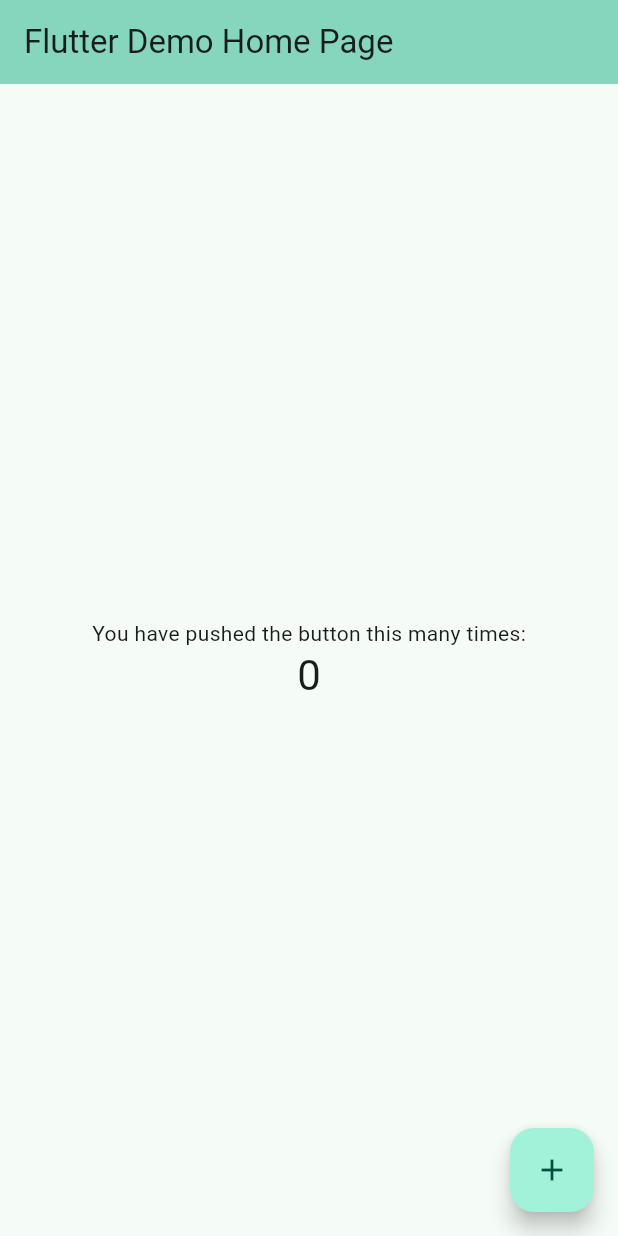
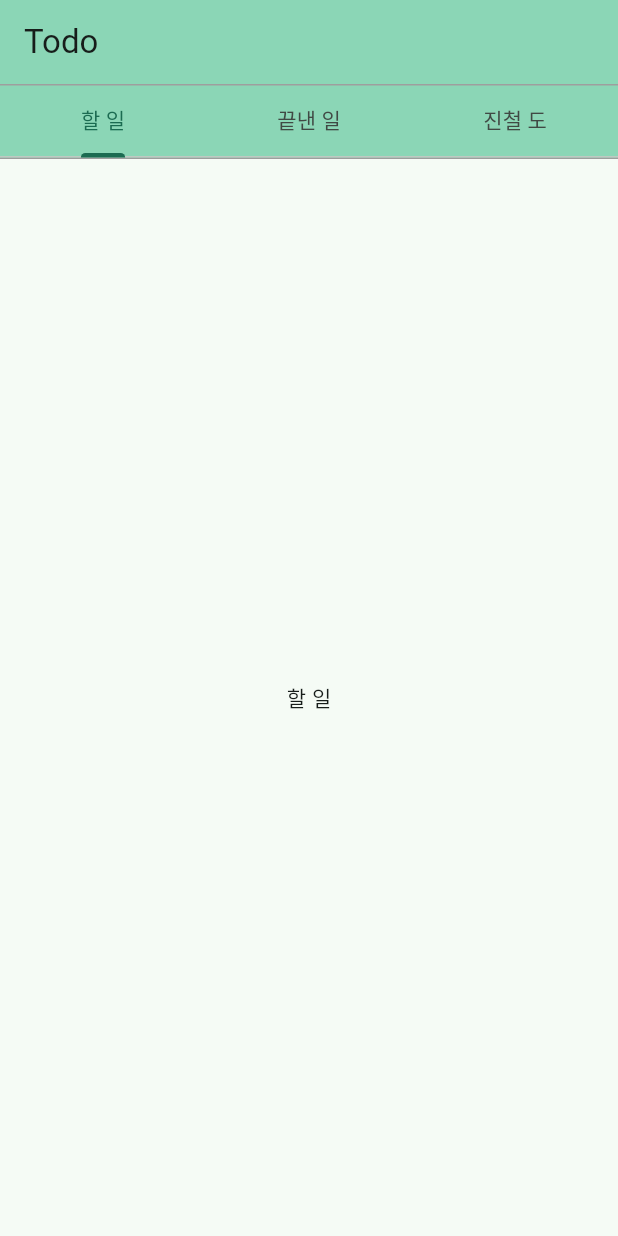
Before and after one commit to NFAP0221S/flutter_todo, a Flutter app: the screen it shows after launch, on a phone screen of 412 x 824 dp. Run offline on Flutter 3.47's test engine with Material 3 defaults, Android fonts, the phone set to English and light mode, and no system bars; our stand-ins replace firebase_core; accounts and stored records are empty.

Commit message:
기본 틀

```diff
--- a/todo-list/lib/app/app.dart
+++ b/todo-list/lib/app/app.dart
@@ -0,0 +1,18 @@
+import 'package:flutter/material.dart';
+// import '../ui/screens/todo_screen.dart';
+
+class MyApp extends StatelessWidget {
+  const MyApp({super.key});
+
+  @override
+  Widget build(BuildContext context) {
+    return MaterialApp(
+      title: 'Todo List App',
+      theme: ThemeData(
+        primarySwatch: Colors.blue,
+        visualDensity: VisualDensity.adaptivePlatformDensity,
+      ),
+      // home: TodoScreen(), // 처음 보여줄 화면
+    );
+  }
+}
--- a/todo-list/lib/main.dart
+++ b/todo-list/lib/main.dart
@@ -1,132 +1,33 @@
 import 'package:flutter/material.dart';
-// import 'package:firebase_core/firebase_core.dart';
-// import 'app/app.dart';
+import 'package:firebase_core/firebase_core.dart';
+import 'package:flutter_application_1/ui/screens/home/HomeScreen.dart';
+import 'firebase_options.dart';
+import 'app/app.dart';
 
 // void main() async {
-//   WidgetsFlutterBinding.ensureInitialized();
-//   await Firebase.initializeApp();
+//   // WidgetsFlutterBinding.ensureInitialized();
+//   await Firebase.initializeApp(
+//     options: DefaultFirebaseOptions.currentPlatform,
+//   );
 //   runApp(const MyApp());
 // }
-void main() {
-  runApp(const MyApp());
+
+void main () {
+  runApp(MyApp());
 }
 
 class MyApp extends StatelessWidget {
-  const MyApp({super.key});
 
-  // This widget is the root of your application.
   @override
   Widget build(BuildContext context) {
+
     return MaterialApp(
       title: 'Todo-list with flutter',
-      theme: ThemeData(
-        // This is the theme of your application.
-        //
-        // TRY THIS: Try running your application with "flutter run". You'll see
-        // the application has a purple toolbar. Then, without quitting the app,
-        // try changing the seedColor in the colorScheme below to Colors.green
-        // and then invoke "hot reload" (save your changes or press the "hot
-        // reload" button in a Flutter-supported IDE, or press "r" if you used
-        // the command line to start the app).
-        //
-        // Notice that the counter didn't reset back to zero; the application
-        // state is not lost during the reload. To reset the state, use hot
-        // restart instead.
-        //
-        // This works for code too, not just values: Most code changes can be
-        // tested with just a hot reload.
-        colorScheme: ColorScheme.fromSeed(seedColor: Color.fromRGBO(149, 157, 153, 1)),
+            theme: ThemeData(
+        colorScheme: ColorScheme.fromSeed(seedColor: Color.fromRGBO(87, 105, 96, 1)),
         useMaterial3: true,
       ),
-      home: const MyHomePage(title: 'Flutter Demo Home Page'),
+      home: const HomeScreen(title: 'Todo'),
     );
   }
 }
-
-class MyHomePage extends StatefulWidget {
-  const MyHomePage({super.key, required this.title});
-
-  // This widget is the home page of your application. It is stateful, meaning
-  // that it has a State object (defined below) that contains fields that affect
-  // how it looks.
-
-  // This class is the configuration for the state. It holds the values (in this
-  // case the title) provided by the parent (in this case the App widget) and
-  // used by the build method of the State. Fields in a Widget subclass are
-  // always marked "final".
-
-  final String title;
-
-  @override
-  State<MyHomePage> createState() => _MyHomePageState();
-}
-
-class _MyHomePageState extends State<MyHomePage> {
-  int _counter = 0;
-
-  void _incrementCounter() {
-    setState(() {
-      // This call to setState tells the Flutter framework that something has
-      // changed in this State, which causes it to rerun the build method below
-      // so that the display can reflect the updated values. If we changed
-      // _counter without calling setState(), then the build method would not be
-      // called again, and so nothing would appear to happen.
-      _counter++;
-    });
-  }
-
-  @override
-  Widget build(BuildContext context) {
-    // This method is rerun every time setState is called, for instance as done
-    // by the _incrementCounter method above.
-    //
-    // The Flutter framework has been optimized to make rerunning build methods
-    // fast, so that you can just rebuild anything that needs updating rather
-    // than having to individually change instances of widgets.
-    return Scaffold(
-      appBar: AppBar(
-        // TRY THIS: Try changing the color here to a specific color (to
-        // Colors.amber, perhaps?) and trigger a hot reload to see the AppBar
-        // change color while the other colors stay the same.
-        backgroundColor: Theme.of(context).colorScheme.inversePrimary,
-        // Here we take the value from the MyHomePage object that was created by
-        // the App.build method, and use it to set our appbar title.
-        title: Text(widget.title),
-      ),
-      body: Center(
-        // Center is a layout widget. It takes a single child and positions it
-        // in the middle of the parent.
-        child: Column(
-          // Column is also a layout widget. It takes a list of children and
-          // arranges them vertically. By default, it sizes itself to fit its
-          // children horizontally, and tries to be as tall as its parent.
-          //
-          // Column has various properties to control how it sizes itself and
-          // how it positions its children. Here we use mainAxisAlignment to
-          // center the children vertically; the main axis here is the vertical
-          // axis because Columns are vertical (the cross axis would be
-          // horizontal).
-          //
-          // TRY THIS: Invoke "debug painting" (choose the "Toggle Debug Paint"
-          // action in the IDE, or press "p" in the console), to see the
-          // wireframe for each widget.
-          mainAxisAlignment: MainAxisAlignment.center,
-          children: <Widget>[
-            const Text(
-              'You have pushed the button this many times:',
-            ),
-            Text(
-              '$_counter',
-              style: Theme.of(context).textTheme.headlineMedium,
-            ),
-          ],
-        ),
-      ),
-      floatingActionButton: FloatingActionButton(
-        onPressed: _incrementCounter,
-        tooltip: 'Increment',
-        child: const Icon(Icons.add),
-      ), // This trailing comma makes auto-formatting nicer for build methods.
-    );
-  }
-}
--- /dev/null
+++ b/todo-list/lib/ui/screens/done/DoneScreen.dart
@@ -0,0 +1,10 @@
+import 'package:flutter/material.dart';
+
+class DoneScreen extends StatelessWidget {
+  const DoneScreen({super.key});
+
+  @override
+  Widget build(BuildContext context) {
+    return const Center(child: Text('끝낸 일'));
+  }
+}
--- /dev/null
+++ b/todo-list/lib/ui/screens/home/HomeScreen.dart
@@ -0,0 +1,69 @@
+import 'package:flutter/material.dart';
+import 'package:flutter_application_1/ui/screens/done/DoneScreen.dart';
+import 'package:flutter_application_1/ui/screens/progress/ProgressScreen.dart';
+import 'package:flutter_application_1/ui/screens/todo/TodoScreen.dart';
+
+class HomeScreen extends StatefulWidget {
+  final String title;
+  const HomeScreen({Key? key, required this.title}) : super(key: key);
+
+  @override
+  // _HomeScreenState createState() => _HomeScreenState();
+  State<HomeScreen> createState() => _HomeScreenState();
+}
+
+class _HomeScreenState extends State<HomeScreen> with SingleTickerProviderStateMixin {
+  late TabController _tabController;
+
+  @override
+  void initState() {
+    super.initState();
+    _tabController = TabController(length: 3, vsync: this); // 3개의 탭을 위한 탭 컨트롤러
+  }
+
+  @override
+  void dispose() {
+    _tabController.dispose();
+    super.dispose();
+  }
+
+
+
+  @override
+  Widget build(BuildContext context) {
+    return Scaffold(
+      appBar: AppBar(
+        backgroundColor: Theme.of(context).colorScheme.inversePrimary,
+        title: Text(widget.title),
+         bottom: PreferredSize(
+          preferredSize: const Size.fromHeight(50.0), // 조정 가능한 높이
+          child: Container(
+            decoration: const BoxDecoration(
+              border: Border(
+                top: BorderSide(color: Colors.grey, width: 1.0),
+                bottom: BorderSide(color: Colors.grey, width: 1.0),
+              )
+            ),
+            child: TabBar(
+              controller: _tabController,
+              tabs: const [
+                Tab(text: '할 일'),
+                Tab(text: '끝낸 일'),
+                Tab(text: '진철 도'),
+              ],
+            ),
+          ),
+        ),
+      ),
+      body: TabBarView(
+        controller: _tabController,
+        children: [
+          TodoScreen(),
+          DoneScreen(),
+          ProgressScreen(),
+        ],
+      ),
+
+    );
+  }
+}
--- /dev/null
+++ b/todo-list/lib/ui/screens/progress/ProgressScreen.dart
@@ -0,0 +1,10 @@
+import 'package:flutter/material.dart';
+
+class ProgressScreen extends StatelessWidget {
+  const ProgressScreen({super.key});
+
+  @override
+  Widget build(BuildContext context) {
+    return const Center(child: Text('진척도'));
+  }
+}
--- /dev/null
+++ b/todo-list/lib/ui/screens/todo/TodoScreen.dart
@@ -0,0 +1,10 @@
+import 'package:flutter/material.dart';
+
+class TodoScreen extends StatelessWidget {
+  const TodoScreen({super.key});
+
+  @override
+  Widget build(BuildContext context) {
+    return const Center(child: Text('할 일'));
+  }
+}
```
